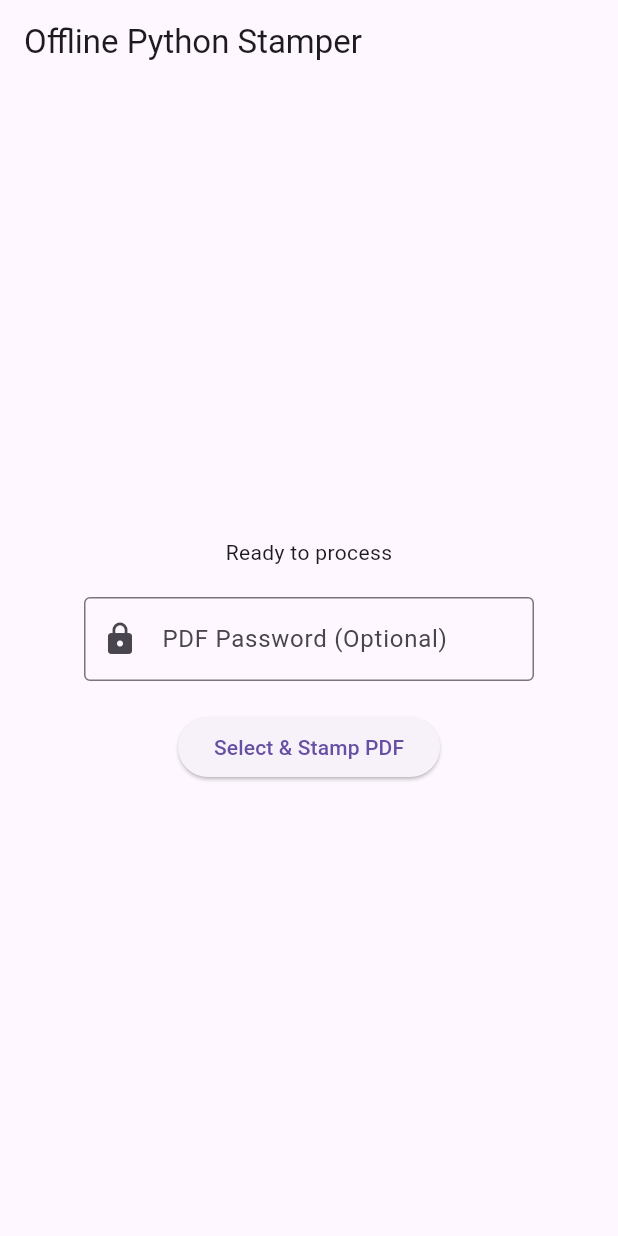
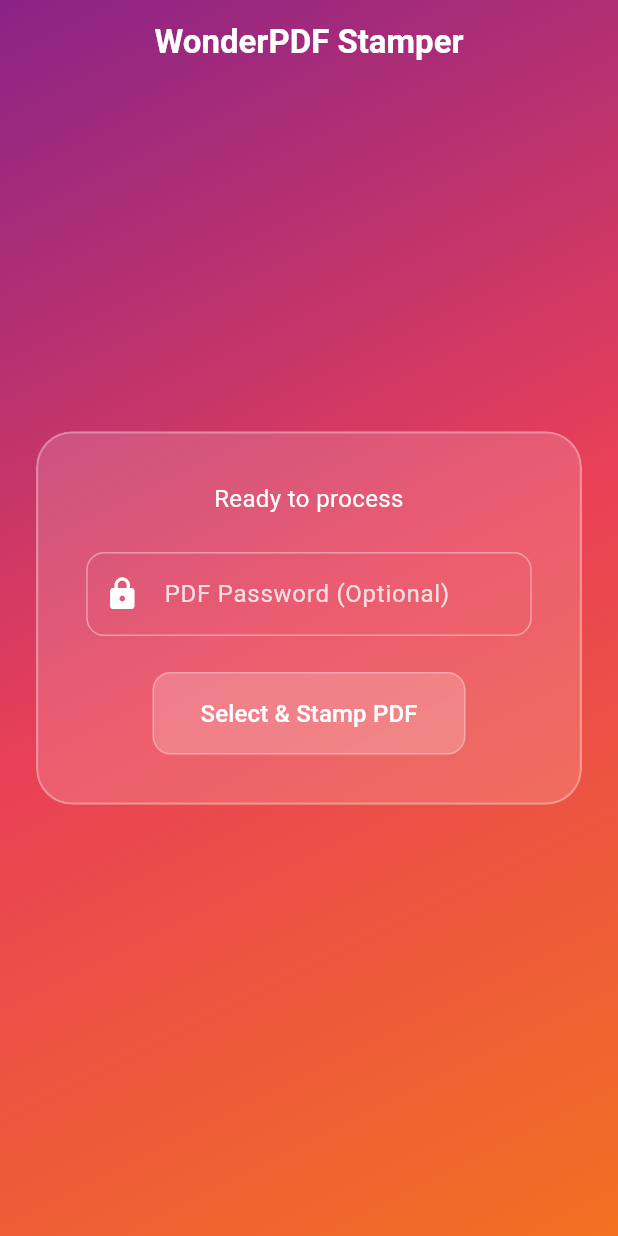
Before and after one commit to WonderAsif/Pdf-verify, a Flutter app: the screen it shows after launch, on a phone screen of 412 x 824 dp. Run offline on Flutter 3.47's test engine with Material 3 defaults, Android fonts, the phone set to English and light mode, and no system bars; our stand-ins replace file_picker, permission_handler.

Commit message:
Refactor app title and improve UI design
Updated the app title and method channel name for better branding. Enhanced the UI with a glassmorphism effect and a colorful background.

```diff
--- a/lib/main.dart
+++ b/lib/main.dart
@@ -1,4 +1,5 @@
 import 'dart:io';
+import 'dart:ui'; // Required for ImageFilter (Glassmorphism)
 import 'package:flutter/material.dart';
 import 'package:flutter/services.dart';
 import 'package:file_picker/file_picker.dart';
@@ -8,11 +9,25 @@
 
 class MyApp extends StatelessWidget {
   const MyApp({super.key});
+
   @override
   Widget build(BuildContext context) {
     return MaterialApp(
-      title: 'Offline Python Stamper',
-      theme: ThemeData(primarySwatch: Colors.blue),
+      title: 'WonderPDF Stamper',
+      theme: ThemeData(
+        primarySwatch: Colors.blue,
+        // Transparent AppBar theme to match the glass design
+        appBarTheme: const AppBarTheme(
+          backgroundColor: Colors.transparent,
+          elevation: 0,
+          centerTitle: true,
+          titleTextStyle: TextStyle(
+            color: Colors.white,
+            fontSize: 22,
+            fontWeight: FontWeight.bold
+          ),
+        ),
+      ),
       home: const PdfStamperHome(),
     );
   }
@@ -25,7 +40,8 @@
 }
 
 class _PdfStamperHomeState extends State<PdfStamperHome> {
-  static const platform = MethodChannel('com.example.pdfstamp/python');
+  // Updated package name in the method channel
+  static const platform = MethodChannel('com.example.wonderpdf/python');
 
   String _status = 'Ready to process';
   bool _isProcessing = false;
@@ -113,38 +129,103 @@
   @override
   Widget build(BuildContext context) {
     return Scaffold(
-      appBar: AppBar(title: const Text('Offline Python Stamper')),
-      body: Padding(
-        padding: const EdgeInsets.all(20.0),
-        child: Center(
-          child: Column(
-            mainAxisAlignment: MainAxisAlignment.center,
+      extendBodyBehindAppBar: true, // Allows the background gradient to flow behind the AppBar
+      appBar: AppBar(title: const Text('WonderPDF Stamper')),
+      body: Stack(
         children: [
-              Text(_status, textAlign: TextAlign.center),
-              const SizedBox(height: 20),
-              SizedBox(
-                width: 300,
-                child: TextField(
-                  controller: _passwordController,
-                  obscureText: true,
-                  decoration: const InputDecoration(
-                    labelText: 'PDF Password (Optional)',
-                    border: OutlineInputBorder(),
-                    prefixIcon: Icon(Icons.lock),
+          // 1. Colorful Background
+          Container(
+            decoration: const BoxDecoration(
+              gradient: LinearGradient(
+                colors: [Color(0xFF8A2387), Color(0xFFE94057), Color(0xFFF27121)],
+                begin: Alignment.topLeft,
+                end: Alignment.bottomRight,
               ),
             ),
           ),
-              const SizedBox(height: 20),
+
+          // 2. Glassmorphism UI
+          Center(
+            child: Padding(
+              padding: const EdgeInsets.symmetric(horizontal: 24.0),
+              child: ClipRRect(
+                borderRadius: BorderRadius.circular(24),
+                child: BackdropFilter(
+                  filter: ImageFilter.blur(sigmaX: 15, sigmaY: 15),
+                  child: Container(
+                    width: double.infinity,
+                    constraints: const BoxConstraints(maxWidth: 400),
+                    padding: const EdgeInsets.all(32),
+                    decoration: BoxDecoration(
+                      color: Colors.white.withOpacity(0.15),
+                      borderRadius: BorderRadius.circular(24),
+                      border: Border.all(
+                        color: Colors.white.withOpacity(0.3),
+                        width: 1.5,
+                      ),
+                    ),
+                    child: Column(
+                      mainAxisSize: MainAxisSize.min,
+                      mainAxisAlignment: MainAxisAlignment.center,
+                      children: [
+                        Text(
+                          _status,
+                          textAlign: TextAlign.center,
+                          style: const TextStyle(color: Colors.white, fontSize: 16),
+                        ),
+                        const SizedBox(height: 24),
+
+                        TextField(
+                          controller: _passwordController,
+                          obscureText: true,
+                          style: const TextStyle(color: Colors.white),
+                          decoration: InputDecoration(
+                            labelText: 'PDF Password (Optional)',
+                            labelStyle: TextStyle(color: Colors.white.withOpacity(0.8)),
+                            prefixIcon: const Icon(Icons.lock, color: Colors.white),
+                            enabledBorder: OutlineInputBorder(
+                              borderRadius: BorderRadius.circular(12),
+                              borderSide: BorderSide(color: Colors.white.withOpacity(0.4)),
+                            ),
+                            focusedBorder: OutlineInputBorder(
+                              borderRadius: BorderRadius.circular(12),
+                              borderSide: const BorderSide(color: Colors.white),
+                            ),
+                          ),
+                        ),
+                        const SizedBox(height: 24),
+
                         ElevatedButton(
                           onPressed: _isProcessing ? null : _processPdfNatively,
+                          style: ElevatedButton.styleFrom(
+                            backgroundColor: Colors.white.withOpacity(0.2),
+                            foregroundColor: Colors.white,
+                            disabledBackgroundColor: Colors.white.withOpacity(0.1),
+                            disabledForegroundColor: Colors.white.withOpacity(0.5),
+                            elevation: 0,
+                            shape: RoundedRectangleBorder(
+                              borderRadius: BorderRadius.circular(12),
+                              side: BorderSide(color: Colors.white.withOpacity(0.3)),
+                            ),
+                            padding: const EdgeInsets.symmetric(horizontal: 32, vertical: 16),
+                          ),
                           child: _isProcessing
-                  ? const CircularProgressIndicator()
-                  : const Text('Select & Stamp PDF'),
+                              ? const SizedBox(
+                                  height: 20,
+                                  width: 20,
+                                  child: CircularProgressIndicator(color: Colors.white, strokeWidth: 2),
+                                )
+                              : const Text('Select & Stamp PDF', style: TextStyle(fontSize: 16)),
                         ),
                       ],
                     ),
                   ),
                 ),
+              ),
+            ),
+          ),
+        ],
+      ),
     );
   }
 }
```
Lines whose indentation alone changed are shown as unchanged.
